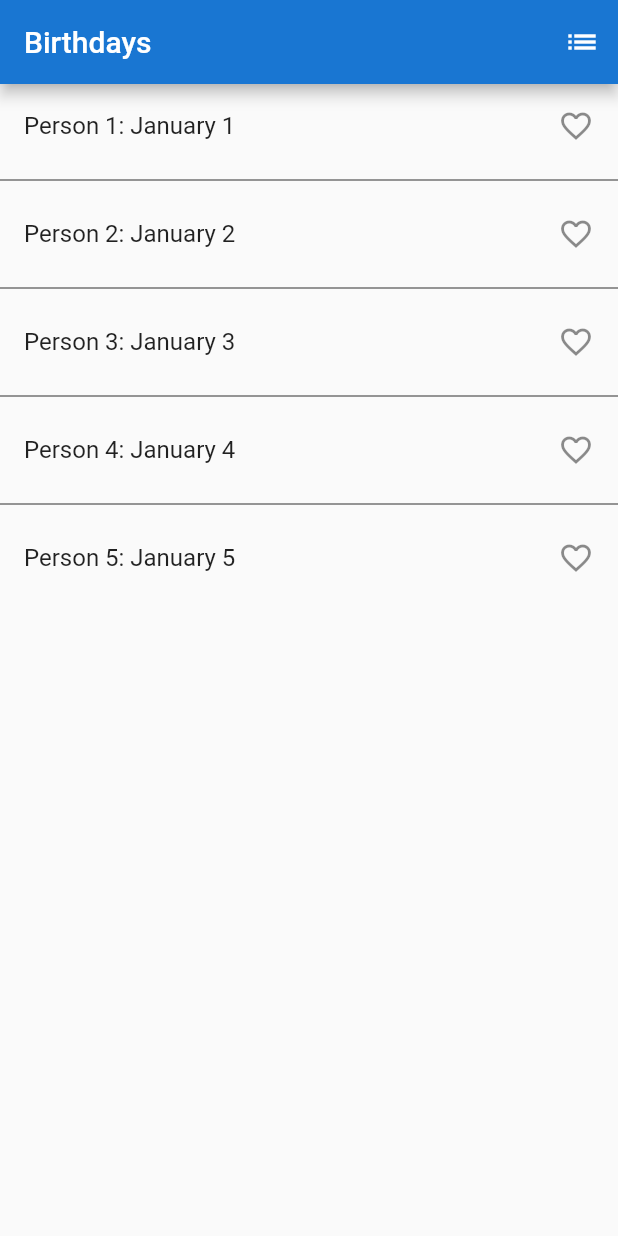
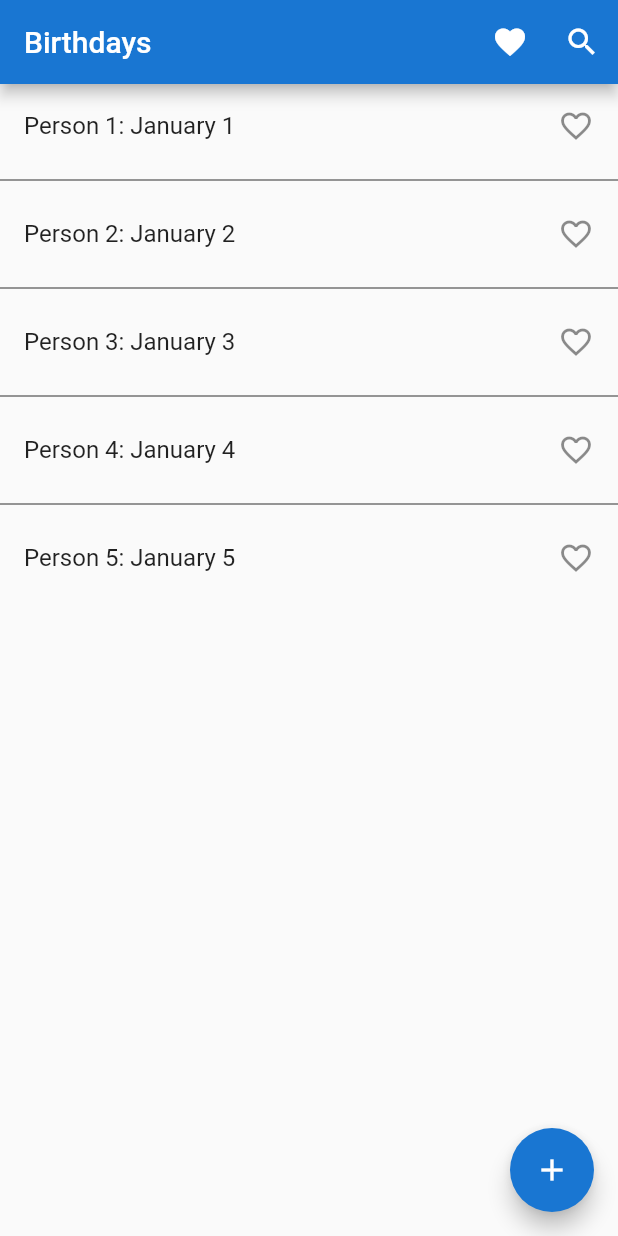
Before and after one commit to safinsingh/birthdays, a Flutter app: the screen it shows after launch, on a phone screen of 412 x 824 dp. Run offline on Flutter 3.47's test engine with Material 2 defaults, Android fonts, the phone set to English and light mode, and no system bars.

Commit message:
add framework for adding and searching birthdays

```diff
--- a/lib/birthday_list.dart
+++ b/lib/birthday_list.dart
@@ -6,6 +6,8 @@ class BirthdayList extends StatefulWidget {
 }
 
 class BirthdayListState extends State<BirthdayList> {
+  TextEditingController editingController = TextEditingController();
+
   final _birthdays = [
     {"name": "Person 1", "date": "January 1"},
     {"name": "Person 2", "date": "January 2"},
@@ -46,6 +48,8 @@ class BirthdayListState extends State<BirthdayList> {
   }
 
   final title = Text("Birthdays");
+  final favoriteTitle = Text("Favorites");
+  final addTitle = Text("Add a Birthday");
 
   void _pushSaved() {
     Navigator.of(context)
@@ -59,9 +63,19 @@ class BirthdayListState extends State<BirthdayList> {
       final List<Widget> divided =
           ListTile.divideTiles(context: context, tiles: tiles).toList();
       return Scaffold(
-          appBar: AppBar(title: title), body: ListView(children: divided));
+          appBar: AppBar(title: favoriteTitle),
+          body: ListView(children: divided));
     }));
   }
+
+  void _pushAdd() {
+    Navigator.of(context)
+        .push(MaterialPageRoute(builder: (BuildContext context) {
+      return Scaffold(appBar: AppBar(title: addTitle), body: Text("Add"));
+    }));
+  }
+
+  void _pushSearch() {}
 
   Widget build(BuildContext build) {
     return Scaffold(
@@ -69,11 +83,21 @@ class BirthdayListState extends State<BirthdayList> {
         title: title,
         actions: <Widget>[
           IconButton(
-              icon: Icon(Icons.list),
+            icon: Icon(Icons.favorite),
             onPressed: () => _pushSaved(),
+          ),
+          IconButton(
+            icon: Icon(Icons.search),
+            onPressed: () => _pushSearch(),
           )
         ],
       ),
-        body: _buildList());
+      body: _buildList(),
+      floatingActionButton: new FloatingActionButton(
+        child: new Icon(Icons.add),
+        backgroundColor: Colors.blue[700],
+        onPressed: () => _pushAdd(),
+      ),
+    );
   }
 }
```
Lines whose indentation alone changed are shown as unchanged.
